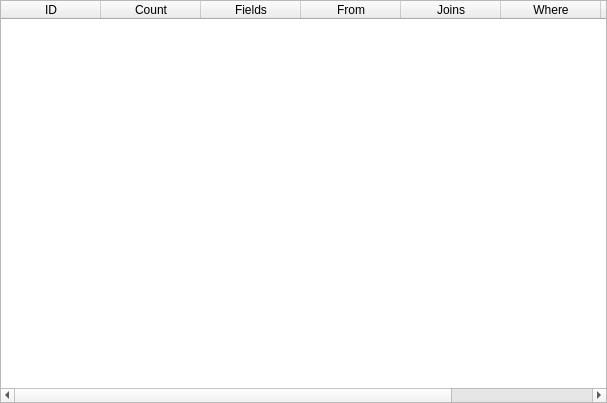
Before: the Qt Designer form ui/querylistwidget.ui in eduardoweiland/mist, drawn with Qt 5.
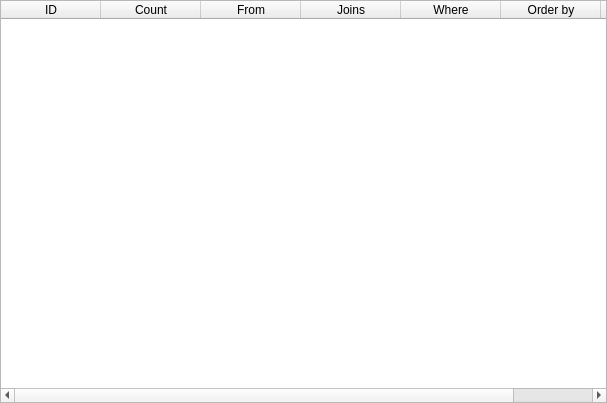
After: the same form once the commit is applied.

Diff of the .ui file:
```diff
--- a/ui/querylistwidget.ui
+++ b/ui/querylistwidget.ui
@@ -53,11 +53,6 @@
        <string>Count</string>
       </property>
      </column>
-     <column>
-      <property name="text">
-       <string>Fields</string>
-      </property>
-     </column>
      <column>
       <property name="text">
        <string>From</string>
```
